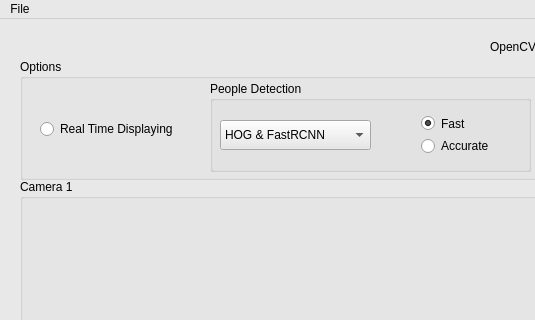
The window that ApplicationCode/mainwindow.ui (hlcool/IPCV-MasterThesis) describes before a commit, drawn with Qt 5; both pictures show x 0 to 535 and y 0 to 320 of the 1113 by 593 pixel window.
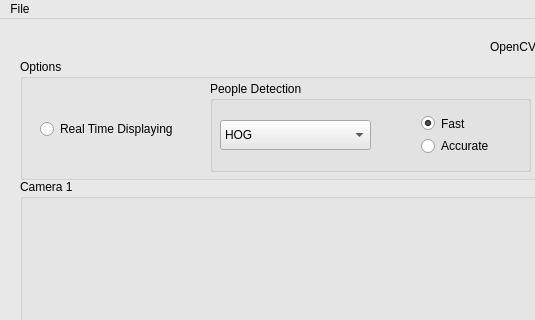
The same window after the commit. Custom widgets are drawn as their Qt base class.

Commit message: HOG detector is not initialised every frame now. The UI option is now changed to HOG

```diff
--- a/ApplicationCode/mainwindow.ui
+++ b/ApplicationCode/mainwindow.ui
@@ -490,12 +490,7 @@
       </property>
       <item>
        <property name="text">
-        <string>HOG &amp; FastRCNN</string>
-       </property>
-      </item>
-      <item>
-       <property name="text">
-        <string>Histogram of Oriented Gradients</string>
+        <string>HOG</string>
        </property>
       </item>
       <item>
```
Left out of the diff: 5 changed lines with no effect on the pictures. The commit also changes 3 other files.
